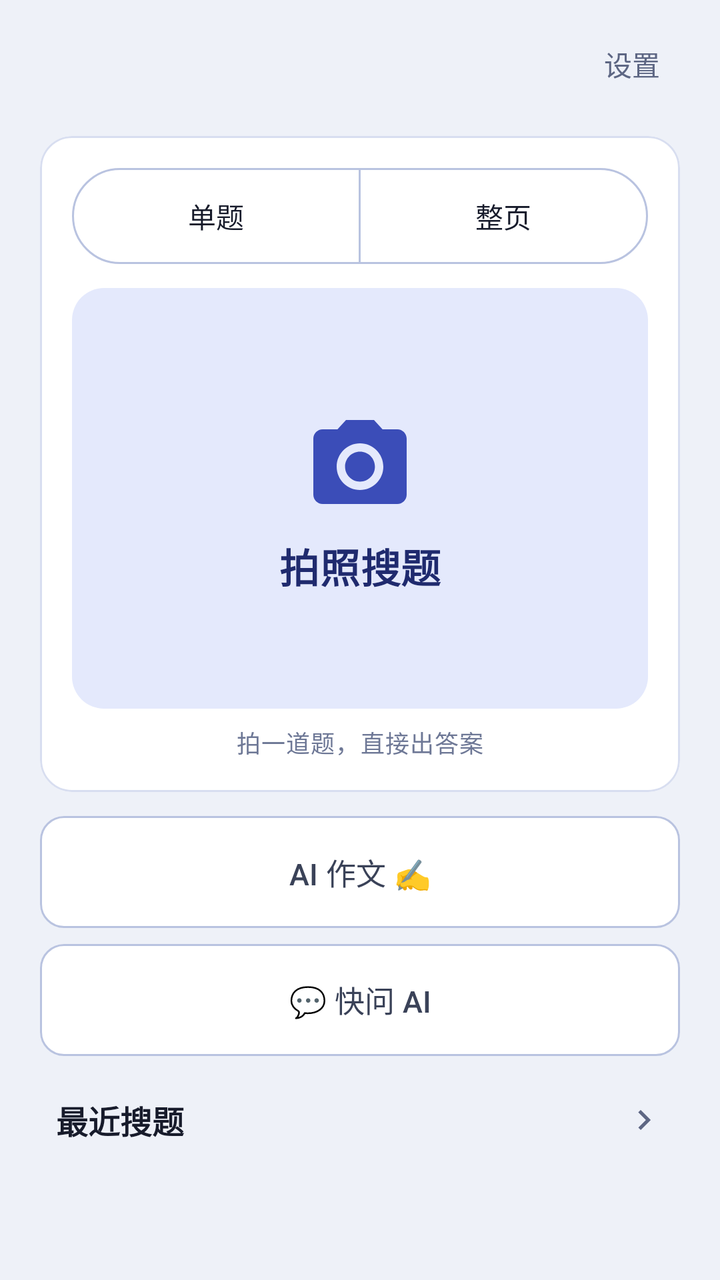
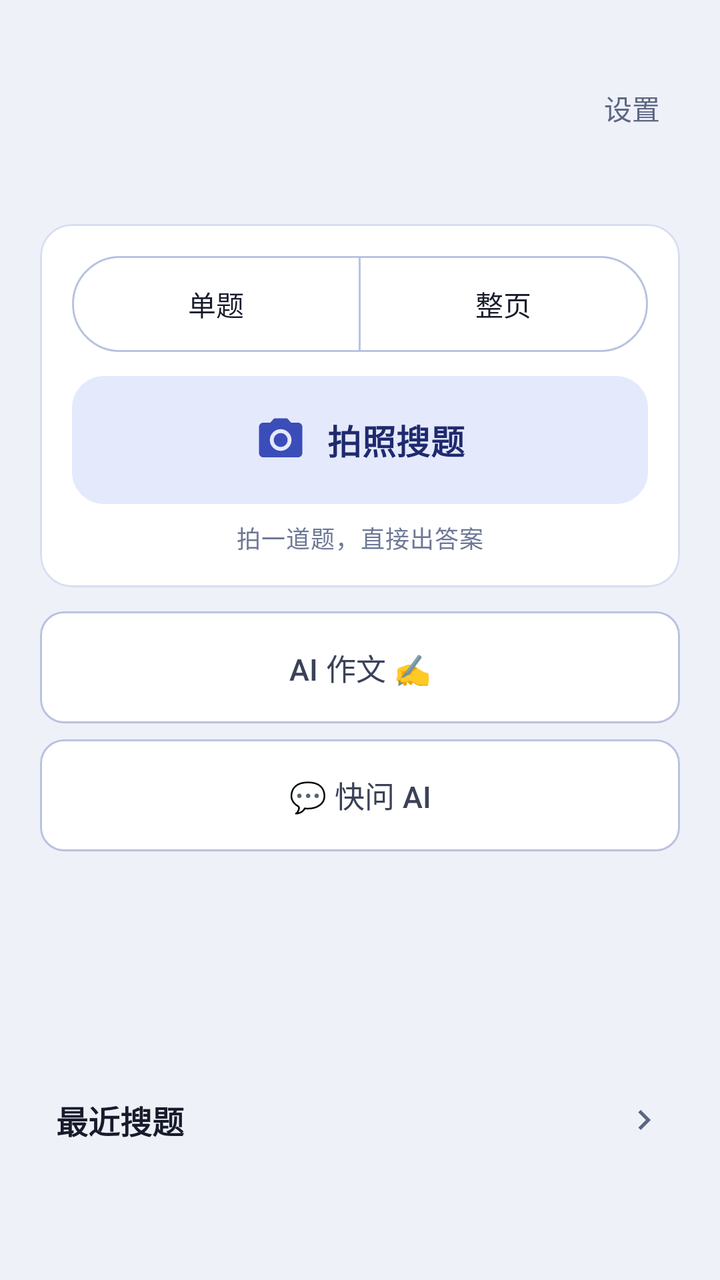

The first picture is an Android layout as it rendered before a commit; the second is the same layout after the commit. The layout source and the unified diff follow.
<!-- AndroidManifest.xml: application theme Theme.FlashSearch -->
<!-- res/layout/activity_home.xml -->
<?xml version="1.0" encoding="utf-8"?>
<LinearLayout
    xmlns:android="http://schemas.android.com/apk/res/android"
    xmlns:app="http://schemas.android.com/apk/res-auto"
    android:id="@+id/root"
    android:layout_width="match_parent"
    android:layout_height="match_parent"
    android:orientation="vertical"
    android:background="@color/bg">
    <androidx.core.widget.NestedScrollView
        android:id="@+id/homeScroll"
        android:layout_width="match_parent"
        android:layout_height="match_parent"
        android:fillViewport="true"
        android:clipToPadding="false">
        
        <LinearLayout
            android:id="@+id/homeContent"
            android:layout_width="match_parent"
            android:layout_height="wrap_content"
            android:orientation="vertical"
            android:paddingStart="@dimen/page_gutter"
            android:paddingEnd="@dimen/page_gutter"
            android:paddingTop="4dp"
            android:paddingBottom="8dp">
            <LinearLayout
                android:id="@+id/header"
                android:layout_width="match_parent"
                android:layout_height="wrap_content"
                android:orientation="horizontal"
                android:gravity="center_vertical"
                android:minHeight="56dp">
                <LinearLayout
                    android:layout_width="0dp"
                    android:layout_height="wrap_content"
                    android:layout_weight="1"
                    android:layout_marginEnd="8dp"
                    android:paddingTop="4dp"
                    android:paddingBottom="4dp"
                    android:orientation="vertical">
                    <TextView
                        android:id="@+id/greeting"
                        android:layout_width="match_parent"
                        android:layout_height="wrap_content"
                        android:textAppearance="@style/TextAppearance.FlashSearch.Title"
                        android:maxLines="2" />
                    <TextView
                        android:id="@+id/tagline"
                        android:layout_width="match_parent"
                        android:layout_height="wrap_content"
                        android:layout_marginTop="2dp"
                        android:textAppearance="@style/TextAppearance.FlashSearch.Caption"
                        android:textColor="@color/ink_secondary"
                        android:maxLines="2" />
                </LinearLayout>
                <com.google.android.material.button.MaterialButton
                    android:id="@+id/settingsButton"
                    style="@style/Widget.FlashSearch.TextButton"
                    android:layout_width="wrap_content"
                    android:layout_height="wrap_content"
                    android:minHeight="48dp"
                    android:minWidth="48dp"
                    android:insetTop="0dp"
                    android:insetBottom="0dp"
                    android:paddingTop="8dp"
                    android:paddingBottom="8dp"
                    android:paddingStart="8dp"
                    android:paddingEnd="8dp"
                    android:text="@string/settings_title" />
            </LinearLayout>
            <LinearLayout
                android:id="@+id/homeMain"
                android:layout_width="match_parent"
                android:layout_height="0dp"
                android:layout_weight="1"
                android:layout_marginTop="8dp"
                android:layout_marginBottom="8dp"
                android:orientation="vertical"
                android:gravity="center_vertical"
                android:baselineAligned="false">
                <com.google.android.material.card.MaterialCardView
                    android:id="@+id/heroCard"
                    android:layout_width="match_parent"
                    android:layout_height="0dp"
                    android:layout_weight="1"
                    app:cardBackgroundColor="@color/surface"
                    app:cardCornerRadius="@dimen/radius_md"
                    app:cardElevation="0dp"
                    app:strokeColor="@color/line"
                    app:strokeWidth="1dp">
                    <LinearLayout
                        android:layout_width="match_parent"
                        android:layout_height="match_parent"
                        android:orientation="vertical"
                        android:padding="@dimen/space_lg"
                        android:gravity="center_vertical">
                        <com.google.android.material.button.MaterialButtonToggleGroup
                            android:id="@+id/modeGroup"
                            android:layout_width="match_parent"
                            android:layout_height="wrap_content"
                            app:selectionRequired="true"
                            app:singleSelection="true">
                            <com.google.android.material.button.MaterialButton
                                android:id="@+id/modeSingle"
                                style="@style/Widget.Material3.Button.OutlinedButton"
                                android:layout_width="0dp"
                                android:layout_height="wrap_content"
                                android:layout_weight="1"
                                android:minHeight="48dp"
                                android:minWidth="0dp"
                                android:insetTop="0dp"
                                android:insetBottom="0dp"
                                android:paddingTop="8dp"
                                android:paddingBottom="8dp"
                                android:paddingStart="8dp"
                                android:paddingEnd="8dp"
                                android:text="@string/mode_single" />
                            <com.google.android.material.button.MaterialButton
                                android:id="@+id/modePage"
                                style="@style/Widget.Material3.Button.OutlinedButton"
                                android:layout_width="0dp"
                                android:layout_height="wrap_content"
                                android:layout_weight="1"
                                android:minHeight="48dp"
                                android:minWidth="0dp"
                                android:insetTop="0dp"
                                android:insetBottom="0dp"
                                android:paddingTop="8dp"
                                android:paddingBottom="8dp"
                                android:paddingStart="8dp"
                                android:paddingEnd="8dp"
                                android:text="@string/mode_page" />
                        </com.google.android.material.button.MaterialButtonToggleGroup>
                        <com.google.android.material.button.MaterialButton
                            android:id="@+id/takePhotoButton"
                            style="@style/Widget.FlashSearch.PrimaryButton"
                            android:layout_width="match_parent"
                            android:layout_height="0dp"
                            android:layout_weight="1"
                            android:layout_marginTop="12dp"
                            android:minHeight="@dimen/home_capture_height"
                            android:minWidth="0dp"
                            android:insetTop="0dp"
                            android:insetBottom="0dp"
                            android:paddingTop="8dp"
                            android:paddingBottom="8dp"
                            android:paddingStart="8dp"
                            android:paddingEnd="8dp"
                            android:text="@string/action_take_photo"
                            android:textSize="20sp"
                            android:textColor="@color/on_brand_container"
                            android:gravity="center"
                            android:elevation="0dp"
                            android:stateListAnimator="@null"
                            app:backgroundTint="@color/brand_container"
                            app:icon="@drawable/ic_camera"
                            app:iconTint="@color/brand"
                            app:iconSize="56dp"
                            app:iconGravity="textTop"
                            app:iconPadding="12dp" />
                        <TextView
                            android:id="@+id/modeHint"
                            android:layout_width="match_parent"
                            android:layout_height="wrap_content"
                            android:gravity="center"
                            android:textAppearance="@style/TextAppearance.FlashSearch.Caption"
                            android:paddingTop="8dp"
                            android:maxLines="2"
                            android:text="@string/mode_hint_single" />
                    </LinearLayout>
                </com.google.android.material.card.MaterialCardView>
                <LinearLayout
                    android:id="@+id/homeTools"
                    android:layout_width="match_parent"
                    android:layout_height="wrap_content"
                    android:layout_marginTop="12dp"
                    android:orientation="vertical">
                    <com.google.android.material.button.MaterialButton
                        android:id="@+id/essayButton"
                        style="@style/Widget.FlashSearch.SecondaryButton"
                        android:layout_width="match_parent"
                        android:layout_height="wrap_content"
                        android:minHeight="@dimen/home_tool_height"
                        android:minWidth="0dp"
                        android:insetTop="0dp"
                        android:insetBottom="0dp"
                        android:paddingTop="8dp"
                        android:paddingBottom="8dp"
                        android:paddingStart="8dp"
                        android:paddingEnd="8dp"
                        android:text="@string/essay_entry" />
                    <com.google.android.material.button.MaterialButton
                        android:id="@+id/chatButton"
                        style="@style/Widget.FlashSearch.SecondaryButton"
                        android:layout_width="match_parent"
                        android:layout_height="wrap_content"
                        android:layout_marginTop="8dp"
                        android:minHeight="@dimen/home_tool_height"
                        android:minWidth="0dp"
                        android:insetTop="0dp"
                        android:insetBottom="0dp"
                        android:paddingTop="8dp"
                        android:paddingBottom="8dp"
                        android:paddingStart="8dp"
                        android:paddingEnd="8dp"
                        android:text="@string/chat_entry" />
                </LinearLayout>
            </LinearLayout>
            <LinearLayout
                android:id="@+id/homeFooter"
                android:layout_width="match_parent"
                android:layout_height="wrap_content"
                android:orientation="vertical"
                android:gravity="center_vertical">
                <LinearLayout
                    android:id="@+id/historySection"
                    android:layout_width="match_parent"
                    android:layout_height="wrap_content"
                    android:orientation="vertical">
                    <LinearLayout
                        android:id="@+id/historyToggle"
                        android:layout_width="match_parent"
                        android:layout_height="wrap_content"
                        android:orientation="horizontal"
                        android:gravity="center_vertical"
                        android:minHeight="48dp"
                        android:background="?attr/selectableItemBackground"
                        android:paddingStart="8dp"
                        android:paddingEnd="8dp">
                        <TextView
                            android:layout_width="0dp"
                            android:layout_height="wrap_content"
                            android:layout_weight="1"
                            android:textAppearance="@style/TextAppearance.FlashSearch.Section"
                            android:text="@string/history_title" />
                        <ImageView
                            android:id="@+id/historyChevron"
                            android:layout_width="20dp"
                            android:layout_height="20dp"
                            android:contentDescription="@null"
                            android:importantForAccessibility="no"
                            android:src="@drawable/ic_chevron_right"
                            app:tint="@color/ink_secondary" />
                    </LinearLayout>
                </LinearLayout>
                <TextView
                    android:id="@+id/versionLabel"
                    android:layout_width="match_parent"
                    android:layout_height="wrap_content"
                    android:minHeight="48dp"
                    android:minWidth="48dp"
                    android:paddingStart="8dp"
                    android:maxLines="2"
                    android:ellipsize="end"
                    android:gravity="center_vertical"
                    android:textAppearance="@style/TextAppearance.FlashSearch.Label" />
            </LinearLayout>
        </LinearLayout>
    </androidx.core.widget.NestedScrollView>
</LinearLayout>
<!-- resources referenced by this layout -->
<resources>
  <dimen name="home_capture_height">80dp</dimen>
  <style name="TextAppearance.FlashSearch.Title" parent="TextAppearance.Material3.TitleLarge">
          <item name="android:textStyle">bold</item>
          <item name="android:textColor">@color/ink</item>
          <item name="android:letterSpacing">0</item>
      </style>
  <style name="Widget.FlashSearch.PrimaryButton" parent="Widget.Material3.Button">
          <item name="backgroundTint">@color/brand</item>
          <item name="android:textColor">@color/on_brand</item>
          <item name="android:paddingTop">17dp</item>
          <item name="android:paddingBottom">17dp</item>
          <item name="android:textSize">16sp</item>
          <item name="android:textStyle">bold</item>
          <item name="android:letterSpacing">0.01</item>
          <item name="cornerRadius">@dimen/radius_md</item>
          <item name="iconSize">20dp</item>
          <item name="iconGravity">textStart</item>
          <item name="iconPadding">10dp</item>
          <item name="iconTint">@color/on_brand</item>
          <item name="elevation">2dp</item>
          
          <item name="rippleColor">@color/brand_pressed</item>
      </style>
  <style name="Widget.FlashSearch.SecondaryButton" parent="Widget.Material3.Button.OutlinedButton">
          <item name="backgroundTint">@color/surface</item>
          <item name="android:textColor">@color/ink_body</item>
          <item name="strokeColor">@color/line_strong</item>
          <item name="strokeWidth">1dp</item>
          <item name="cornerRadius">@dimen/radius_sm</item>
          <item name="android:paddingTop">14dp</item>
          <item name="android:paddingBottom">14dp</item>
          <item name="android:textSize">15sp</item>
          <item name="iconTint">@color/ink_body</item>
          <item name="elevation">0dp</item>
      </style>
  <style name="Widget.FlashSearch.TextButton" parent="Widget.Material3.Button.TextButton">
          <item name="android:textColor">@color/ink_secondary</item>
          <item name="rippleColor">@color/surface_sunken</item>
          <item name="elevation">0dp</item>
      </style>
  <style name="Theme.FlashSearch" parent="Theme.Material3.DayNight.NoActionBar">
          <item name="colorPrimary">@color/brand</item>
          <item name="colorOnPrimary">@color/on_brand</item>
          <item name="colorPrimaryContainer">@color/brand_container</item>
          <item name="colorOnPrimaryContainer">@color/on_brand_container</item>
          <item name="colorSecondary">@color/link</item>
          <item name="colorOnSecondary">@color/on_brand</item>
          <item name="colorError">@color/danger</item>
  
          <item name="colorSurface">@color/surface</item>
          <item name="colorOnSurface">@color/ink</item>
          <item name="colorSurfaceVariant">@color/surface_alt</item>
          <item name="colorOnSurfaceVariant">@color/ink_secondary</item>
          <item name="colorSurfaceContainerLowest">@color/surface</item>
          <item name="colorSurfaceContainerLow">@color/surface</item>
          <item name="colorSurfaceContainer">@color/surface_alt</item>
          <item name="colorSurfaceContainerHigh">@color/surface_sunken</item>
          <item name="colorSurfaceContainerHighest">@color/surface_sunken</item>
          <item name="colorOutline">@color/line_strong</item>
          <item name="colorOutlineVariant">@color/line</item>
  
          <item name="android:colorBackground">@color/bg</item>
          <item name="android:windowBackground">@color/bg</item>
          <item name="android:statusBarColor">@android:color/transparent</item>
          <item name="android:navigationBarColor">@android:color/transparent</item>
          
          <item name="android:windowLightStatusBar" tools:targetApi="23">true</item>
          <item name="android:windowLightNavigationBar" tools:targetApi="27">true</item>
      </style>
  <!-- unchanged entries left out for length: 35 -->
</resources>

<!-- the commit's change to res/layout/activity_home.xml (unified diff, before → after) -->
@@ -29,7 +29,7 @@
                 android:layout_height="wrap_content"
                 android:orientation="horizontal"
                 android:gravity="center_vertical"
-                android:minHeight="56dp">
+                android:minHeight="@dimen/home_header_min_height">
                 <LinearLayout
                     android:layout_width="0dp"
                     android:layout_height="wrap_content"
@@ -42,16 +42,14 @@
                         android:id="@+id/greeting"
                         android:layout_width="match_parent"
                         android:layout_height="wrap_content"
-                        android:textAppearance="@style/TextAppearance.FlashSearch.Title"
-                        android:maxLines="2" />
+                        android:textAppearance="@style/TextAppearance.FlashSearch.HomeGreeting" />
                     <TextView
                         android:id="@+id/tagline"
                         android:layout_width="match_parent"
                         android:layout_height="wrap_content"
-                        android:layout_marginTop="2dp"
-                        android:textAppearance="@style/TextAppearance.FlashSearch.Caption"
-                        android:textColor="@color/ink_secondary"
-                        android:maxLines="2" />
+                        android:layout_marginTop="8dp"
+                        android:textAppearance="@style/TextAppearance.FlashSearch.HomeTagline"
+                        android:textColor="@color/ink_secondary" />
                 </LinearLayout>
                 <com.google.android.material.button.MaterialButton
                     android:id="@+id/settingsButton"
@@ -76,13 +74,12 @@
                 android:layout_marginTop="8dp"
                 android:layout_marginBottom="8dp"
                 android:orientation="vertical"
-                android:gravity="center_vertical"
+                android:gravity="top"
                 android:baselineAligned="false">
                 <com.google.android.material.card.MaterialCardView
                     android:id="@+id/heroCard"
                     android:layout_width="match_parent"
-                    android:layout_height="0dp"
-                    android:layout_weight="1"
+                    android:layout_height="wrap_content"
                     app:cardBackgroundColor="@color/surface"
                     app:cardCornerRadius="@dimen/radius_md"
                     app:cardElevation="0dp"
@@ -90,7 +87,7 @@
                     app:strokeWidth="1dp">
                     <LinearLayout
                         android:layout_width="match_parent"
-                        android:layout_height="match_parent"
+                        android:layout_height="wrap_content"
                         android:orientation="vertical"
                         android:padding="@dimen/space_lg"
                         android:gravity="center_vertical">
@@ -135,8 +132,7 @@
                             android:id="@+id/takePhotoButton"
                             style="@style/Widget.FlashSearch.PrimaryButton"
                             android:layout_width="match_parent"
-                            android:layout_height="0dp"
-                            android:layout_weight="1"
+                            android:layout_height="wrap_content"
                             android:layout_marginTop="12dp"
                             android:minHeight="@dimen/home_capture_height"
                             android:minWidth="0dp"
@@ -147,17 +143,17 @@
                             android:paddingStart="8dp"
                             android:paddingEnd="8dp"
                             android:text="@string/action_take_photo"
-                            android:textSize="20sp"
+                            android:textSize="17sp"
                             android:textColor="@color/on_brand_container"
                             android:gravity="center"
                             android:elevation="0dp"
-                            android:stateListAnimator="@null"
+                            android:stateListAnimator="@animator/control_spring"
                             app:backgroundTint="@color/brand_container"
                             app:icon="@drawable/ic_camera"
                             app:iconTint="@color/brand"
-                            app:iconSize="56dp"
-                            app:iconGravity="textTop"
-                            app:iconPadding="12dp" />
+                            app:iconSize="26dp"
+                            app:iconGravity="textStart"
+                            app:iconPadding="10dp" />
                         <TextView
                             android:id="@+id/modeHint"
                             android:layout_width="match_parent"
<!-- resource entries referenced after the edit -->
@@ -1,12 +1,16 @@
 <!-- resources referenced by this layout -->
 <resources>
-  <dimen name="home_capture_height">80dp</dimen>
-  <style name="TextAppearance.FlashSearch.Title" parent="TextAppearance.Material3.TitleLarge">
-          <item name="android:textStyle">bold</item>
-          <item name="android:textColor">@color/ink</item>
-          <item name="android:letterSpacing">0</item>
+  <dimen name="home_capture_height">64dp</dimen>
+  <dimen name="home_header_min_height">100dp</dimen>
+  <style name="TextAppearance.FlashSearch.HomeGreeting" parent="TextAppearance.FlashSearch.Display">
+          <item name="android:textSize">@dimen/home_greeting_size</item>
+      </style>
+  <style name="TextAppearance.FlashSearch.HomeTagline" parent="TextAppearance.FlashSearch.Body">
+          <item name="android:textSize">@dimen/home_tagline_size</item>
+          <item name="android:lineSpacingMultiplier">1.35</item>
       </style>
   <style name="Widget.FlashSearch.PrimaryButton" parent="Widget.Material3.Button">
+          <item name="android:stateListAnimator">@animator/control_spring</item>
           <item name="backgroundTint">@color/brand</item>
           <item name="android:textColor">@color/on_brand</item>
           <item name="android:paddingTop">17dp</item>
@@ -24,6 +28,7 @@
           <item name="rippleColor">@color/brand_pressed</item>
       </style>
   <style name="Widget.FlashSearch.SecondaryButton" parent="Widget.Material3.Button.OutlinedButton">
+          <item name="android:stateListAnimator">@animator/control_spring</item>
           <item name="backgroundTint">@color/surface</item>
           <item name="android:textColor">@color/ink_body</item>
           <item name="strokeColor">@color/line_strong</item>
@@ -36,11 +41,15 @@
           <item name="elevation">0dp</item>
       </style>
   <style name="Widget.FlashSearch.TextButton" parent="Widget.Material3.Button.TextButton">
+          <item name="android:stateListAnimator">@animator/control_spring</item>
           <item name="android:textColor">@color/ink_secondary</item>
           <item name="rippleColor">@color/surface_sunken</item>
           <item name="elevation">0dp</item>
       </style>
   <style name="Theme.FlashSearch" parent="Theme.Material3.DayNight.NoActionBar">
+          <item name="android:windowAnimationStyle">@style/Animation.FlashSearch.Page</item>
+          <item name="materialAlertDialogTheme">@style/ThemeOverlay.FlashSearch.Dialog</item>
+          <item name="alertDialogTheme">@style/ThemeOverlay.FlashSearch.Dialog</item>
           <item name="colorPrimary">@color/brand</item>
           <item name="colorOnPrimary">@color/on_brand</item>
           <item name="colorPrimaryContainer">@color/brand_container</item>
@@ -69,6 +78,34 @@
           <item name="android:windowLightStatusBar" tools:targetApi="23">true</item>
           <item name="android:windowLightNavigationBar" tools:targetApi="27">true</item>
       </style>
+  <style name="TextAppearance.FlashSearch.Display" parent="TextAppearance.Material3.HeadlineMedium">
+          <item name="android:textStyle">bold</item>
+          <item name="android:textColor">@color/ink</item>
+          <item name="android:letterSpacing">-0.01</item>
+          <item name="android:lineSpacingMultiplier">1.2</item>
+      </style>
+  <dimen name="home_greeting_size">28sp</dimen>
+  <style name="TextAppearance.FlashSearch.Body" parent="TextAppearance.Material3.BodyMedium">
+          <item name="android:lineSpacingMultiplier">1.5</item>
+          <item name="android:textColor">@color/ink_body</item>
+      </style>
+  <dimen name="home_tagline_size">16sp</dimen>
+  <style name="Animation.FlashSearch.Page" parent="@android:style/Animation.Activity">
+          <item name="android:activityOpenEnterAnimation">@anim/page_enter</item>
+          <item name="android:activityOpenExitAnimation">@anim/page_exit</item>
+          <item name="android:activityCloseEnterAnimation">@anim/page_return</item>
+          <item name="android:activityCloseExitAnimation">@anim/page_close</item>
+      </style>
+  <style name="ThemeOverlay.FlashSearch.Dialog" parent="ThemeOverlay.Material3.MaterialAlertDialog">
+          <item name="android:windowAnimationStyle">@style/Animation.FlashSearch.Dialog</item>
+          <item name="buttonBarPositiveButtonStyle">@style/Widget.FlashSearch.TextButton</item>
+          <item name="buttonBarNegativeButtonStyle">@style/Widget.FlashSearch.TextButton</item>
+          <item name="buttonBarNeutralButtonStyle">@style/Widget.FlashSearch.TextButton</item>
+      </style>
+  <style name="Animation.FlashSearch.Dialog" parent="@android:style/Animation.Dialog">
+          <item name="android:windowEnterAnimation">@anim/dialog_enter</item>
+          <item name="android:windowExitAnimation">@anim/dialog_exit</item>
+      </style>
   <!-- unchanged entries left out for length: 35 -->
 </resources>
 
